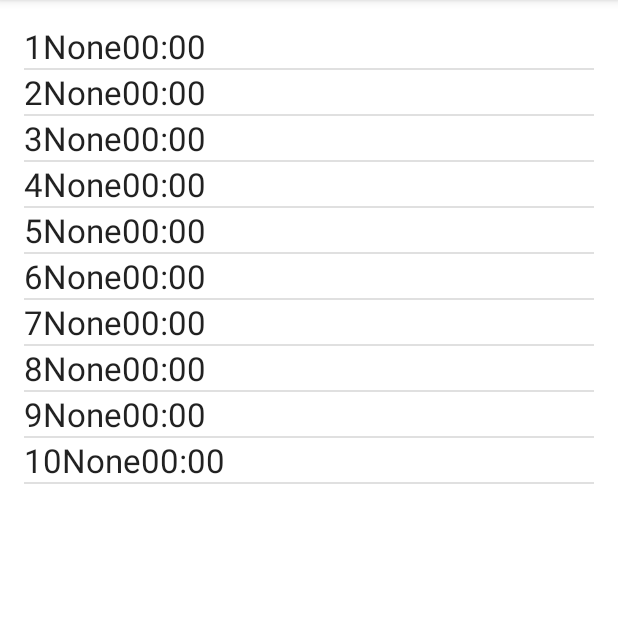
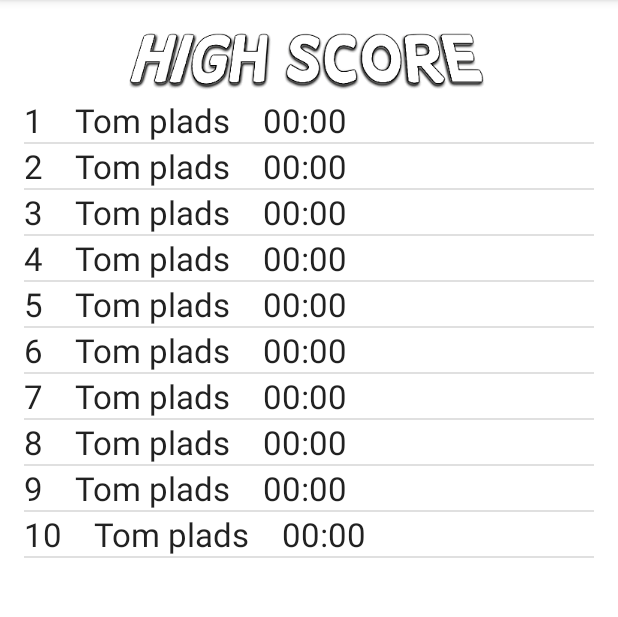
Before and after one commit to simonpetersen/Galgeleg, an Android app: the screen it shows after launch (HovedAktivitet), after a tap on "HIGH SCORE", on a phone screen of 412 x 824 dp, the part 84-701 px from its top. Run offline under Robolectric (Android 15) with nearby library versions, the phone set to English and light mode, and no system bars; network calls fail.

Commit message:
Blandet ting og sager

```diff
--- a/app/src/main/java/petersen/simon/galgeleg/galgeleg/HighScoreLogik.java
+++ b/app/src/main/java/petersen/simon/galgeleg/galgeleg/HighScoreLogik.java
@@ -40,7 +40,7 @@ public class HighScoreLogik {
 
     public HighScoreLogik(){
         for ( int i = 0; i < 10; i++) {
-            parArray.add(new HighScorePar("00:00", "None"));
+            parArray.add(new HighScorePar("00:00", "    Tom plads    "));
         }
     }
 }
--- a/app/src/main/res/layout/high_score_frag.xml
+++ b/app/src/main/res/layout/high_score_frag.xml
@@ -20,10 +20,18 @@
             android:id="@+id/LV"
             android:layout_gravity="center_horizontal"
             android:layout_weight="0.94"
-            android:layout_alignParentTop="true"
             android:layout_alignParentLeft="true"
             android:layout_alignParentStart="true"
-            android:layout_alignParentBottom="true" />
+            android:layout_alignParentBottom="true"
+            android:layout_below="@+id/imageView2" />
+
+        <ImageView
+            android:layout_width="wrap_content"
+            android:layout_height="wrap_content"
+            android:id="@+id/imageView2"
+            android:layout_alignParentTop="true"
+            android:layout_centerHorizontal="true"
+            android:src="@mipmap/highscore" />
     </RelativeLayout>
 
 </LinearLayout>
```
Also changed, not shown: app/src/main/java/petersen/simon/galgeleg/fragments/SpilFragment.java (+9 -2 lines), app/src/main/res/layout/spil_frag.xml (+16 -2 lines), app/src/main/res/mipmap-xhdpi/highscore.png (added).
